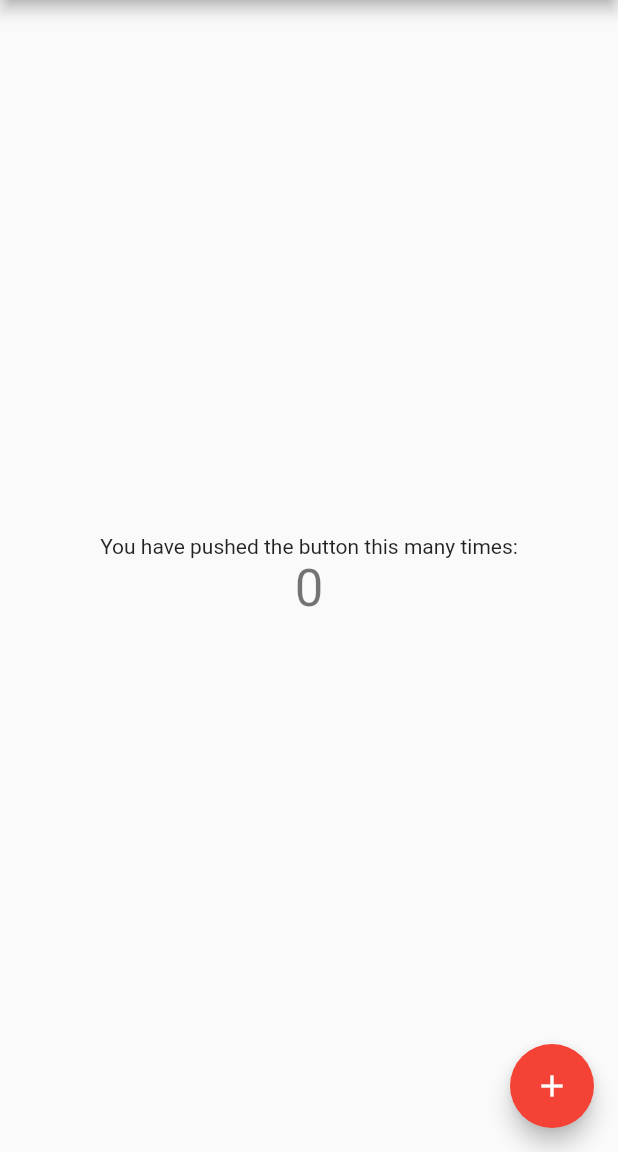
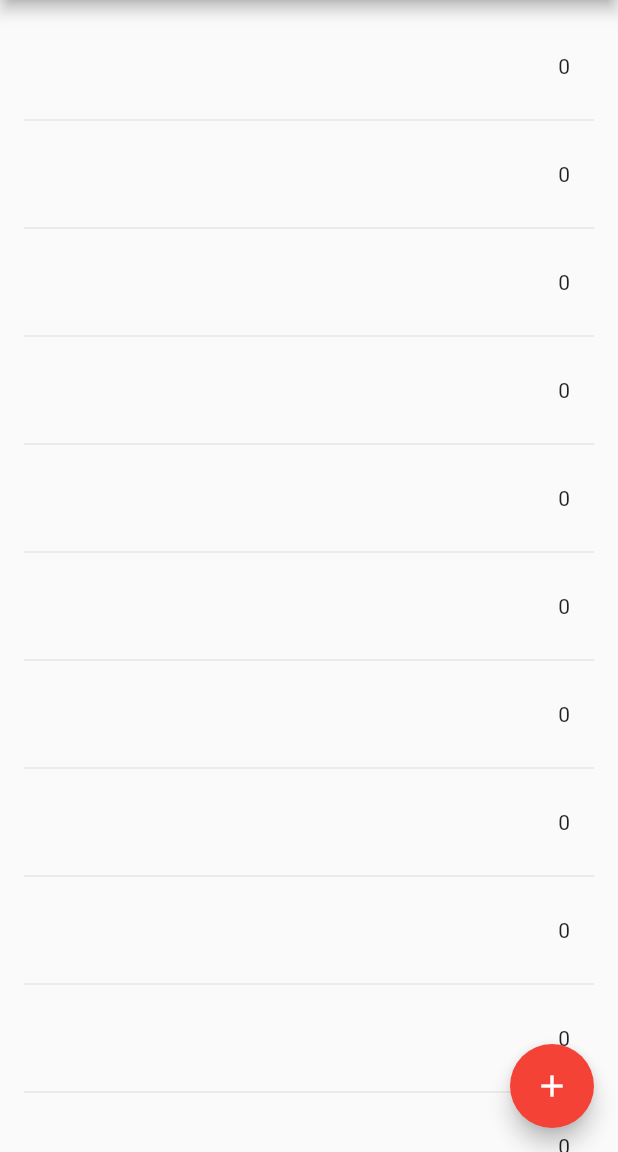
Before and after one commit to Bjlarson/SideProject, a Flutter app: the screen it shows after launch, on a phone screen of 412 x 824 dp, the part 84-1236 px from its top. Run offline on Flutter 3.47's test engine with Material 2 defaults, Android fonts, the phone set to English and light mode, and no system bars; our stand-ins replace sqflite; accounts and stored records are empty.

Commit message:
Updated the Dart Version to the current version.  Added the insert function for the database.  Also started the change for the showing the list of counters on Main.dart

```diff
--- a/side_project/lib/databaseCalls.dart
+++ b/side_project/lib/databaseCalls.dart
@@ -3,6 +3,7 @@ import 'dart:io';
 import 'package:path/path.dart';
 import 'package:path_provider/path_provider.dart';
 import 'package:sqflite/sqflite.dart';
+import 'package:side_project/counterClass.dart';
 
 
 class CounterDatabase{
@@ -27,13 +28,24 @@ initDB() async {
 
   return await openDatabase(path, version: 1, onOpen: (db){},
   onCreate: (Database db, int version) async {
-    await db.execute("CREATE TABLE streak_counter(id INTEGER PRIMARY KEY AUTOINCREMENT, name TEXT, count INTEGER, lastUpdateTime DATETIME)");
+    await db.execute("CREATE TABLE streak_counter(id INTEGER PRIMARY KEY, name TEXT, count INTEGER, lastUpdateTime DATETIME)");
   });
 }
 
+//insert a new counter
+newCounter(Counter counter) async{
+  final db = await database;
 
-//insert
+  var raw = await db.rawInsert("INSERT INTO streak_counter(name, count, lastUpdateTime)"
+  " VALUES(?,?,?)", [counter.counterName, counter.count, counter.lastUpdateTime]);
 
-//update
+  return raw;
+}
 
-//delete
+
+
+//update the lastUpdateTime
+
+//update the counter if failed to increment the counter
+
+//delete the counter from the database
--- a/side_project/lib/main.dart
+++ b/side_project/lib/main.dart
@@ -1,7 +1,5 @@
 import 'package:flutter/material.dart';
-import 'package:path/path.dart';
 import 'package:side_project/counterClass.dart';
-import 'package:sqflite/sqflite.dart';
 
 void main() => runApp(MyApp());
 
@@ -18,6 +16,8 @@ class MyApp extends StatelessWidget {
     );
   }
 }
+
+final TextStyle _biggerFont = const TextStyle(fontSize: 18.0);
 
 class MyHomePage extends StatefulWidget {
   MyHomePage({Key key, this.title}) : super(key: key);
@@ -42,24 +42,33 @@ class _MyHomePageState extends State<MyHomePage> {
       appBar: AppBar(
         title: Text(widget.title),
       ),
-      body: Center(
-        child: Column(
-          mainAxisAlignment: MainAxisAlignment.center,
-          children: <Widget>[
-            Text(
-              'You have pushed the button this many times:',
-            ),
-            Text(
-              counter.count.toString(),
-              style: Theme.of(context).textTheme.display1,
-            ),
-          ],
-        ),
-      ),
+      body: _buildList(),
       floatingActionButton: FloatingActionButton(
         onPressed: _incrementCounter,
         tooltip: 'Increment',
-        child: Icon(Icons.add),
+        child: Icon(Icons.add)
+      ),
+    );
+  }
+
+  Widget _buildList() {
+    return ListView.builder(
+        padding: const EdgeInsets.all(16.0),
+        itemBuilder: (context, i) {
+          if (i.isOdd) return Divider();
+
+          return _buildCounterRows(counter);
+        });
+  }
+
+  Widget _buildCounterRows(Counter counter) {
+    return ListTile(
+        title: Text(
+      counter.counterName,
+      style: _biggerFont,
+      ),
+      trailing: Text(
+        counter.count.toString()
       ),
     );
   }
```
Also changed, not shown: side_project/pubspec.lock.
